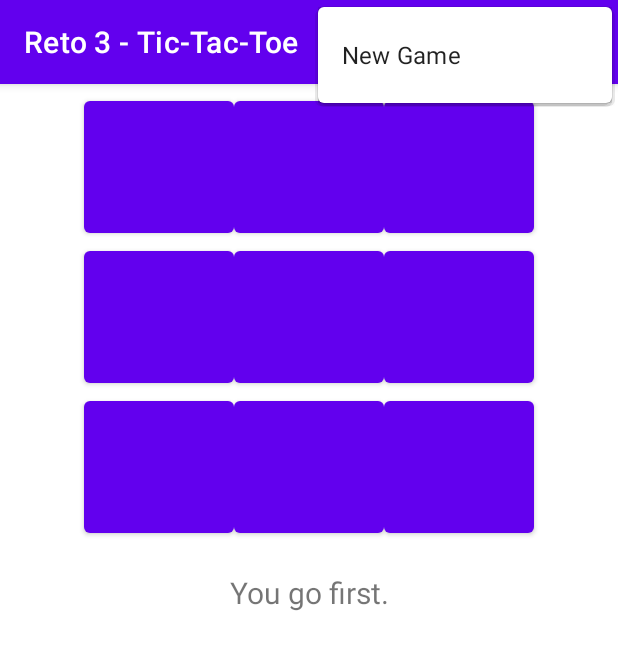
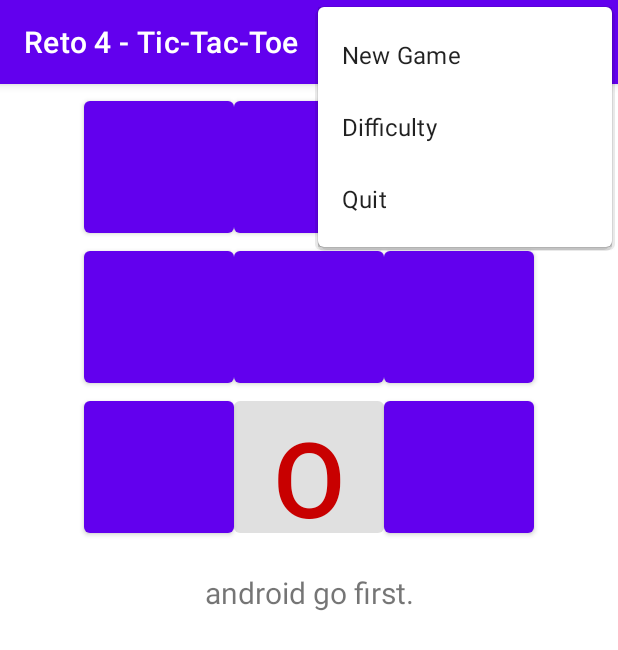
Before and after one commit to ejariasm/Test, an Android app: the screen it shows after launch (TicTacToeActivity), with the options menu open, on a phone screen of 412 x 824 dp. Shown: the top 650 px of the screen. Run offline under Robolectric (Android 15) with nearby library versions, the phone set to English and light mode, and no system bars.

Commit message:
Reto 4 - Some bugs

```diff
--- a/app/src/main/AndroidManifest.xml
+++ b/app/src/main/AndroidManifest.xml
@@ -4,7 +4,7 @@
 
     <application
         android:allowBackup="true"
-        android:icon="@mipmap/ic_launcher"
+        android:icon="@drawable/new_game"
         android:label="@string/app_name"
         android:roundIcon="@mipmap/ic_launcher_round"
         android:supportsRtl="true"
--- a/app/src/main/java/co/edu/unal/androidtic_tac_toe/TicTacToeActivity.java
+++ b/app/src/main/java/co/edu/unal/androidtic_tac_toe/TicTacToeActivity.java
@@ -1,13 +1,18 @@
 package co.edu.unal.androidtic_tac_toe;
 
 import android.app.Activity;
+import android.app.AlertDialog;
+import android.app.Dialog;
+import android.content.DialogInterface;
 import android.graphics.Color;
 import android.os.Bundle;
 import android.view.Menu;
+import android.view.MenuInflater;
 import android.view.MenuItem;
 import android.view.View;
 import android.widget.Button;
 import android.widget.TextView;
+import android.widget.Toast;
 
 import androidx.appcompat.app.AppCompatActivity;
 
@@ -16,13 +21,104 @@ public class TicTacToeActivity extends AppCompatActivity {
     private TicTacToeGame mGame;
     // Buttons making up the board
     private Button mBoardButtons[];
+    private Toast toast;
+    private int selected;
+    private boolean mEndgame=false;
     // Various text displayed
-    private TextView mInfoTextView;
+    private TextView mInfoTextView,pcScore,human,empate;
 
-    private boolean mGameOver;
+
+    private boolean mGameOver, humanStarts;
+    private Integer humanSc=0,androidScore=0,empateScore=0;
+    static final int DIALOG_DIFFICULTY_ID = 0;
+    static final int DIALOG_QUIT_ID = 1;
 
     @Override
-    public void onCreate(Bundle savedInstanceState) {
+    public boolean onCreateOptionsMenu(Menu menu) {
+        super.onCreateOptionsMenu(menu);
+        MenuInflater inflater = getMenuInflater();
+        inflater.inflate(R.menu.options_menu, menu);
+        return true;
+    }
+    @Override
+    public boolean onOptionsItemSelected(MenuItem item) {
+        switch (item.getItemId()) {
+            case R.id.new_game:
+                startNewGame();
+                mEndgame=false;
+                return true;
+            case R.id.ai_difficulty:
+                showDialog(DIALOG_DIFFICULTY_ID);
+                return true;
+            case R.id.quit:
+                showDialog(DIALOG_QUIT_ID);
+                return true;
+        }
+        return false;
+    }
+
+    @Override
+    protected Dialog onCreateDialog(int id) {
+        Dialog dialog = null;
+        AlertDialog.Builder builder = new AlertDialog.Builder(this);
+        switch (id) {
+            case DIALOG_DIFFICULTY_ID:
+                builder.setTitle(R.string.difficulty_choose);
+                final CharSequence[] levels = {
+                        getResources().getString(R.string.difficulty_easy),
+                        getResources().getString(R.string.difficulty_harder),
+                        getResources().getString(R.string.difficulty_expert)};
+// TODO: Set selected, an integer (0 to n-1), for the Difficulty dialog.
+// selected is the radio button that should be selected.
+                builder.setSingleChoiceItems(levels, selected,
+                        new DialogInterface.OnClickListener() {
+                            public void onClick(DialogInterface dialog, int item) {
+                                dialog.dismiss(); // Close dialog
+// TODO: Set the diff level of mGame based on which item was selected.
+// Display the selected difficulty level
+                                switch (item){
+                                    case 0:
+
+                                        mGame.setDifficultyLevel(TicTacToeGame.DifficultyLevel.Easy);
+                                        break;
+
+                                    case 1:
+                                        mGame.setDifficultyLevel(TicTacToeGame.DifficultyLevel.Harder);
+                                        break;
+
+                                    case 2:
+                                        mGame.setDifficultyLevel(TicTacToeGame.DifficultyLevel.Expert);
+                                        break;
+                                }
+
+                                Toast.makeText(getApplicationContext(), levels[item], Toast.LENGTH_SHORT).show();
+
+                            }
+                        });
+                dialog = builder.create();
+                break;
+
+            case DIALOG_QUIT_ID:
+// Create the quit confirmation dialog
+                builder.setMessage(R.string.quit_question)
+                        .setCancelable(false)
+                        .setPositiveButton(R.string.yes, new DialogInterface.OnClickListener() {
+                            public void onClick(DialogInterface dialog, int id) {
+                                TicTacToeActivity.this.finish();
+                            }
+                        })
+                        .setNegativeButton(R.string.no, null);
+                dialog = builder.create();
+                break;
+        }
+        return dialog;
+    }
+
+
+
+
+    @Override
+    protected void onCreate(Bundle savedInstanceState) {
         super.onCreate(savedInstanceState);
         setContentView(R.layout.activity_main);
         mBoardButtons = new Button[TicTacToeGame.BOARD_SIZE];
@@ -51,13 +147,24 @@ public class TicTacToeActivity extends AppCompatActivity {
             mBoardButtons[i].setOnClickListener(new ButtonClickListener(i));
         }
         // Human goes first
-        mInfoTextView.setText("You go first.");
+        this.mGameOver = false;
+        if(humanStarts) {
+            mInfoTextView.setText("you go first.");
+            humanStarts=!humanStarts;
+        }
+        else {
+            mInfoTextView.setText("android go first.");
+            int move = mGame.getComputerMove();
+            setMove(TicTacToeGame.COMPUTER_PLAYER, move);
+            humanStarts=!humanStarts;
+        }
     } // End of startNewGame
 
     // Handles clicks on the game board buttons
     private class ButtonClickListener implements View.OnClickListener {
         int location;
-        public ButtonClickListener(int location) {
+        public ButtonClickListener(int location)
+        {
             this.location = location;
         }
         public void onClick(View view) {
@@ -65,7 +172,7 @@ public class TicTacToeActivity extends AppCompatActivity {
                 setMove(TicTacToeGame.HUMAN_PLAYER, location);
                 // If no winner yet, let the computer make a move
                 int winner = mGame.checkForWinner();
-                if (winner == 0 && mGameOver == false) {
+                if (winner == 0 ) {
                     mInfoTextView.setText(R.string.turn_computer);
                     int move = mGame.getComputerMove();
                     setMove(TicTacToeGame.COMPUTER_PLAYER, move);
@@ -76,18 +183,28 @@ public class TicTacToeActivity extends AppCompatActivity {
                 }else if (winner == 1) {
                     mInfoTextView.setText(R.string.result_tie);
                     mGameOver = true;
+                    empateScore++;
+                    empate.setText(empateScore.toString());
+                    mEndgame=true;
                 }else if (winner == 2){
                     mInfoTextView.setText(R.string.result_human_wins);
                     mGameOver = true;
+                    humanSc++;
+                    human.setText(humanSc.toString());
+                    mEndgame=true;
                 }else{
                     mInfoTextView.setText(R.string.result_computer_wins);
                     mGameOver = true;
+                    androidScore++;
+                    pcScore.setText(androidScore.toString());
+                    mEndgame=true;
                 }
             }
         }
     }
 
     private void setMove(char player, int location) {
+        if (!mGameOver) {
         mGame.setMove(player, location);
         mBoardButtons[location].setEnabled(false);
         mBoardButtons[location].setText(String.valueOf(player));
@@ -97,16 +214,5 @@ public class TicTacToeActivity extends AppCompatActivity {
             mBoardButtons[location].setTextColor(Color.rgb(200, 0, 0));
     }
 
-    @Override
-    public boolean onCreateOptionsMenu(Menu menu) {
-        super.onCreateOptionsMenu(menu);
-        menu.add("New Game");
-        return true;
-    }
-
-    @Override
-    public boolean onOptionsItemSelected(MenuItem item) {
-        startNewGame();
-        return true;
     }
 }
--- a/app/src/main/java/co/edu/unal/androidtic_tac_toe/TicTacToeGame.java
+++ b/app/src/main/java/co/edu/unal/androidtic_tac_toe/TicTacToeGame.java
@@ -11,6 +11,14 @@ import java.util.Random;
 
 public class TicTacToeGame {
 
+    // The computer's difficulty levels
+    public enum DifficultyLevel {Easy, Harder, Expert};
+
+    // Current difficulty level
+    private DifficultyLevel mDifficultyLevel = DifficultyLevel.Expert;
+
+
+
     private char[] mBoard= new char[9];
     public static int BOARD_SIZE = 9;
 
@@ -23,7 +31,19 @@ public class TicTacToeGame {
     public TicTacToeGame() {
         // Seed the random number generator
         mRand = new Random();
+        char turn = HUMAN_PLAYER;    // Human starts first
+        int  win = 0;
     }
+
+    public DifficultyLevel getDifficultyLevel() {
+
+        return mDifficultyLevel;
+    }
+
+    public void setDifficultyLevel(DifficultyLevel difficultyLevel) {
+        mDifficultyLevel = difficultyLevel;
+    }
+
 
     /** Clear the board of all X's and O's by setting all spots to OPEN_SPOT. */
     public void clearBoard(){
@@ -38,15 +58,59 @@ public class TicTacToeGame {
      * @param location - The location (0-8) to place the move
      */
     public void setMove(char player, int location){
-        mBoard[location]=player;
+
+        if(
+                mBoard[location]==OPEN_SPOT
+        ){
+            mBoard[location]=player;
+        }
     }
     /** Return the best move for the computer to make. You must call setMove()
      * to actually make the computer move to that location.
      * @return The best move for the computer to make (0-8).
      */
+
+
     public int getComputerMove(){
-        int move;
+        int move = -1;
+        if (mDifficultyLevel == DifficultyLevel.Easy)
+            move = getRandomMove();
+        else if (mDifficultyLevel == DifficultyLevel.Harder) {
+            move = getWinningMove();
+            if (move == -1)
+                move = getRandomMove();
+        }
+        else if (mDifficultyLevel == DifficultyLevel.Expert) {
+            // Try to win, but if that's not possible, block.
+            // If that's not possible, move anywhere.
+            move = getWinningMove();
+            if (move == -1)
+                move = getBlockingMove();
+            if (move == -1)
+                move = getRandomMove();
+        }
+        return move;
+    }
+    /**
+     * Check for a winner and return a status value indicating who has won.
+     * @return Return 0 if no winner or tie yet, 1 if it's a tie, 2 if X won,
+     * or 3 if O won.
+     */
 
+    public int getRandomMove()
+    {
+        // Generate random move
+        int move = -1;
+        do
+        {
+            move = mRand.nextInt(BOARD_SIZE);
+        } while (mBoard[move] == HUMAN_PLAYER || mBoard[move] == COMPUTER_PLAYER);
+
+        return move;
+    }
+
+    public int getWinningMove()
+    {
         // First see if there's a move O can make to win
         for (int i = 0; i < mBoard.length; i++) {
             if (mBoard[i] ==OPEN_SPOT) {
@@ -60,6 +124,11 @@ public class TicTacToeGame {
             }
         }
 
+        return -1;
+    }
+
+    public int getBlockingMove()
+    {
         // See if there's a move O can make to block X from winning
         for (int i = 0; i < BOARD_SIZE; i++) {
             if (mBoard[i] == OPEN_SPOT) {
@@ -72,18 +141,12 @@ public class TicTacToeGame {
                     mBoard[i] = OPEN_SPOT;
             }
         }
-        // Generate random move
-        do
-        {
-            move = mRand.nextInt(mBoard.length);
-        } while (mBoard[move] == HUMAN_PLAYER || mBoard[move] == COMPUTER_PLAYER);
-        return move;
+
+        return -1;
     }
-    /**
-     * Check for a winner and return a status value indicating who has won.
-     * @return Return 0 if no winner or tie yet, 1 if it's a tie, 2 if X won,
-     * or 3 if O won.
-     */
+
+
+
     public int checkForWinner(){
         // Check horizontal wins
         for (int i = 0; i <= 6; i += 3)	{
--- /dev/null
+++ b/app/src/main/res/menu/options_menu.xml
@@ -0,0 +1,10 @@
+
+
+<menu xmlns:android="http://schemas.android.com/apk/res/android"
+    xmlns:app="http://schemas.android.com/apk/res-auto">
+    <item android:id="@+id/new_game" android:title="New Game"
+        android:icon="@drawable/new_game"
+        />
+    <item android:id="@+id/ai_difficulty" android:title="Difficulty"  android:icon="@drawable/difficulty_level" />
+    <item android:id="@+id/quit" android:title="Quit"  android:icon="@drawable/quit_game" />
+</menu>
--- a/app/src/main/res/values/strings.xml
+++ b/app/src/main/res/values/strings.xml
@@ -1,10 +1,17 @@
 <?xml version="1.0" encoding="utf-8"?>
 <resources>
-    <string name="app_name">Reto 3 - Tic-Tac-Toe</string>
+    <string name="app_name">Reto 4 - Tic-Tac-Toe</string>
     <string name="first_human">You go first.</string>
     <string name="turn_human">Your turn.</string>
     <string name="turn_computer">Android\'s turn.</string>
     <string name="result_tie">It\'s a tie.</string>
     <string name="result_human_wins">You won!</string>
     <string name="result_computer_wins">Android won!</string>
+    <string name="yes">Yes</string>
+    <string name="no">No</string>
+    <string name="quit_question">Are you sure you want to quit?</string>
+    <string name="difficulty_easy">Easy</string>
+    <string name="difficulty_harder">Harder</string>
+    <string name="difficulty_expert">Expert</string>
+    <string name="difficulty_choose">Choose a difficulty level</string>
 </resources>
```
Also changed, not shown: app/src/main/res/drawable-v24/difficulty_level.png (added), app/src/main/res/drawable-v24/new_game.png (added), app/src/main/res/drawable-v24/quit_game.png (added).
